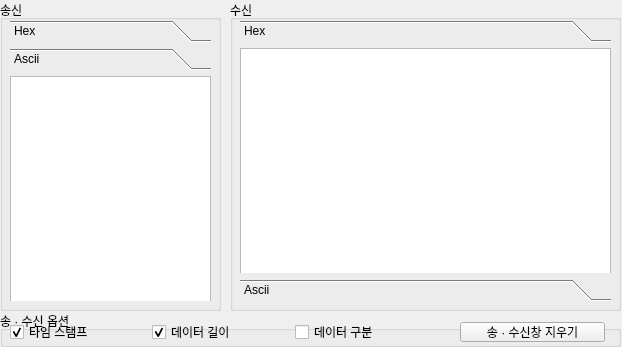
Before: the Qt Designer form src/widgets/displayDataPannel/ui.ui in RavenKyu/DataPort, drawn with Qt 5.
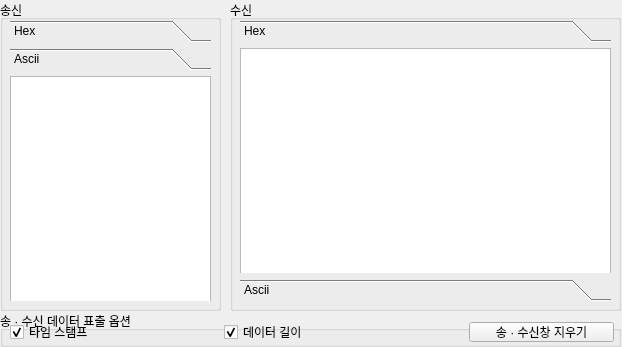
After: the same form once the commit is applied. The open tabs and pages were chosen to show the change.

The edit to the form file:
```diff
--- a/src/widgets/displayDataPannel/ui.ui
+++ b/src/widgets/displayDataPannel/ui.ui
@@ -116,7 +116,7 @@
     </rect>
    </property>
    <property name="title">
-    <string>송 · 수신 옵션</string>
+    <string>송 · 수신 데이터 표출 옵션</string>
    </property>
    <widget class="QWidget" name="horizontalLayoutWidget">
     <property name="geometry">
@@ -151,19 +151,12 @@
        </property>
       </widget>
      </item>
-     <item>
-      <widget class="QCheckBox" name="chkb_dataSeperate">
-       <property name="text">
-        <string>데이터 구분</string>
-       </property>
-      </widget>
-     </item>
     </layout>
    </widget>
    <widget class="QPushButton" name="pb_clearShowWindow">
     <property name="geometry">
      <rect>
-      <x>460</x>
+      <x>469</x>
       <y>11</y>
       <width>145</width>
       <height>20</height>
```
Left out of the diff: 50 changed lines with no effect on the pictures.
